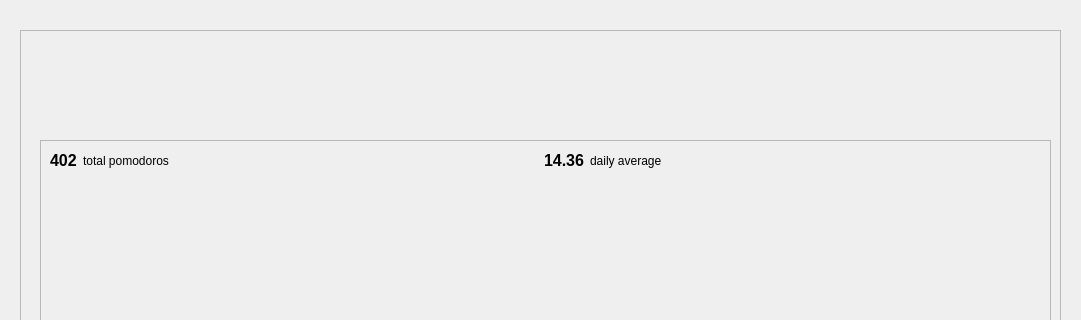
ravenvz/SprintTimer, file src/gui/ui/statistics_widget.ui: the form before one commit; both pictures show x 0 to 1081 and y 0 to 320 of the 1081 by 731 pixel window.
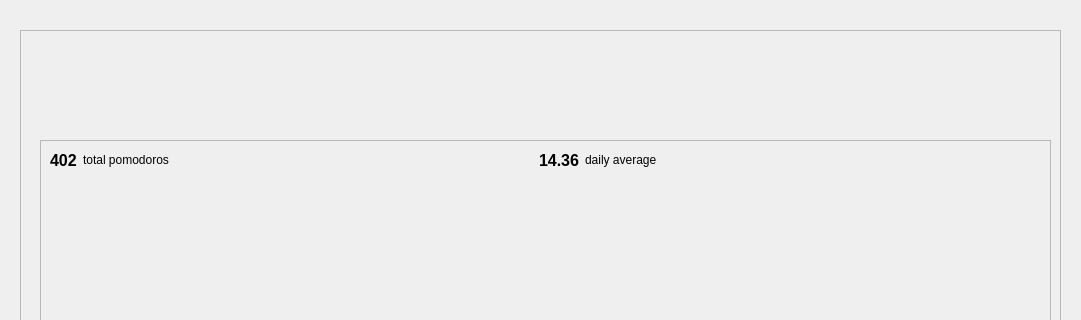
The form after the commit. Custom widgets are drawn as their Qt base class.

```diff
--- a/src/gui/ui/statistics_widget.ui
+++ b/src/gui/ui/statistics_widget.ui
@@ -38,48 +38,44 @@
    <property name="frameShadow">
     <enum>QFrame::Raised</enum>
    </property>
-   <widget class="Plot" name="dailyTimeline" native="true">
+   <widget class="QWidget" name="gridLayoutWidget">
     <property name="geometry">
      <rect>
       <x>10</x>
-      <y>50</y>
-      <width>991</width>
-      <height>181</height>
+      <y>10</y>
+      <width>971</width>
+      <height>221</height>
      </rect>
     </property>
-   </widget>
-   <widget class="QWidget" name="horizontalLayoutWidget">
-    <property name="geometry">
-     <rect>
-      <x>10</x>
-      <y>0</y>
-      <width>981</width>
-      <height>41</height>
-     </rect>
-    </property>
-    <layout class="QHBoxLayout" name="horizontalLayout">
-     <item alignment="Qt::AlignRight">
-      <widget class="QLabel" name="labelTotalPomodoros">
-       <property name="font">
-        <font>
-         <pointsize>12</pointsize>
-         <weight>75</weight>
-         <bold>true</bold>
-        </font>
-       </property>
+    <layout class="QGridLayout" name="gridLayout">
+     <item row="0" column="4">
+      <widget class="QLabel" name="label_5">
        <property name="text">
-        <string>402</string>
+        <string>daily average</string>
        </property>
       </widget>
      </item>
-     <item>
+     <item row="0" column="5">
+      <spacer name="horizontalSpacer">
+       <property name="orientation">
+        <enum>Qt::Horizontal</enum>
+       </property>
+       <property name="sizeHint" stdset="0">
+        <size>
+         <width>40</width>
+         <height>20</height>
+        </size>
+       </property>
+      </spacer>
+     </item>
+     <item row="0" column="1">
       <widget class="QLabel" name="label_7">
        <property name="text">
         <string>total pomodoros</string>
        </property>
       </widget>
      </item>
-     <item>
+     <item row="0" column="2">
       <spacer name="horizontalSpacer_2">
        <property name="orientation">
         <enum>Qt::Horizontal</enum>
@@ -92,7 +88,21 @@
        </property>
       </spacer>
      </item>
-     <item alignment="Qt::AlignRight">
+     <item row="0" column="0">
+      <widget class="QLabel" name="labelTotalPomodoros">
+       <property name="font">
+        <font>
+         <pointsize>12</pointsize>
+         <weight>75</weight>
+         <bold>true</bold>
+        </font>
+       </property>
+       <property name="text">
+        <string>402</string>
+       </property>
+      </widget>
+     </item>
+     <item row="0" column="3">
       <widget class="QLabel" name="labelDailyAverage">
        <property name="font">
         <font>
@@ -106,25 +116,21 @@
        </property>
       </widget>
      </item>
-     <item>
-      <widget class="QLabel" name="label_5">
-       <property name="text">
-        <string>daily average</string>
+     <item row="1" column="0" colspan="6">
+      <widget class="Plot" name="dailyTimeline" native="true">
+       <property name="sizePolicy">
+        <sizepolicy hsizetype="Preferred" vsizetype="MinimumExpanding">
+         <horstretch>0</horstretch>
+         <verstretch>0</verstretch>
+        </sizepolicy>
        </property>
-      </widget>
-     </item>
-     <item>
-      <spacer name="horizontalSpacer">
-       <property name="orientation">
-        <enum>Qt::Horizontal</enum>
-       </property>
-       <property name="sizeHint" stdset="0">
+       <property name="minimumSize">
         <size>
-         <width>40</width>
-         <height>20</height>
+         <width>969</width>
+         <height>191</height>
         </size>
        </property>
-      </spacer>
+      </widget>
      </item>
     </layout>
    </widget>
```
